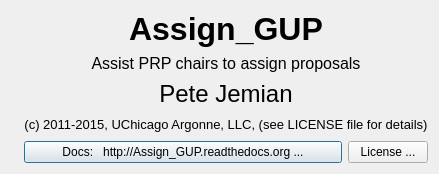
prjemian/assign_gup, file src/Assign_GUP/resources/about.ui: the form before one commit.
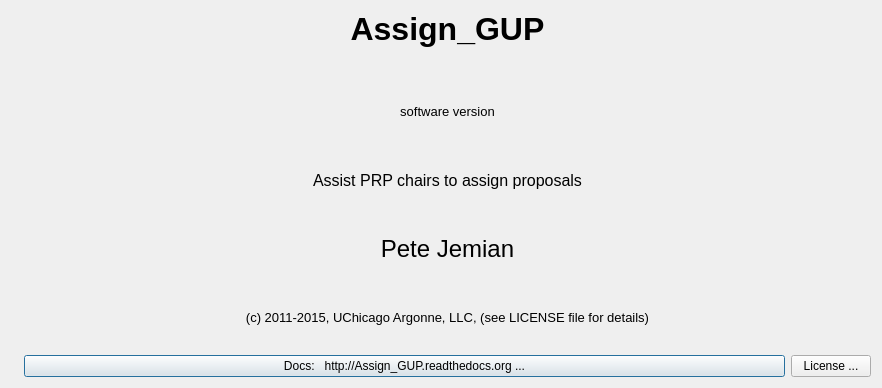
The form after the commit. Icons and pictures are not drawn.

Commit message: * show program version in the splashbox * acknowledge that MVC views share common .ui file * prepare to save window geometry, held back by problem getting proper pos() * consider using QSettings rather than ConfigParser

Patch:
```diff
--- a/src/Assign_GUP/resources/about.ui
+++ b/src/Assign_GUP/resources/about.ui
@@ -9,8 +9,8 @@
    <rect>
     <x>0</x>
     <y>0</y>
-    <width>429</width>
-    <height>174</height>
+    <width>882</width>
+    <height>388</height>
    </rect>
   </property>
   <property name="windowTitle">
@@ -37,7 +37,7 @@
       </layout>
      </item>
      <item>
-      <layout class="QVBoxLayout" name="verticalLayout_main" stretch="0,0,0,0,0">
+      <layout class="QVBoxLayout" name="verticalLayout_main" stretch="0,0,0,0,0,0">
        <item>
         <widget class="QLabel" name="title">
          <property name="font">
@@ -55,6 +55,21 @@
          </property>
         </widget>
        </item>
+       <item>
+        <widget class="QLabel" name="version">
+         <property name="font">
+          <font>
+           <pointsize>10</pointsize>
+          </font>
+         </property>
+         <property name="text">
+          <string>software version</string>
+         </property>
+         <property name="alignment">
+          <set>Qt::AlignCenter</set>
+         </property>
+        </widget>
+       </item>
        <item>
         <widget class="QLabel" name="description">
          <property name="font">
```
The commit also changes 6 other files.
